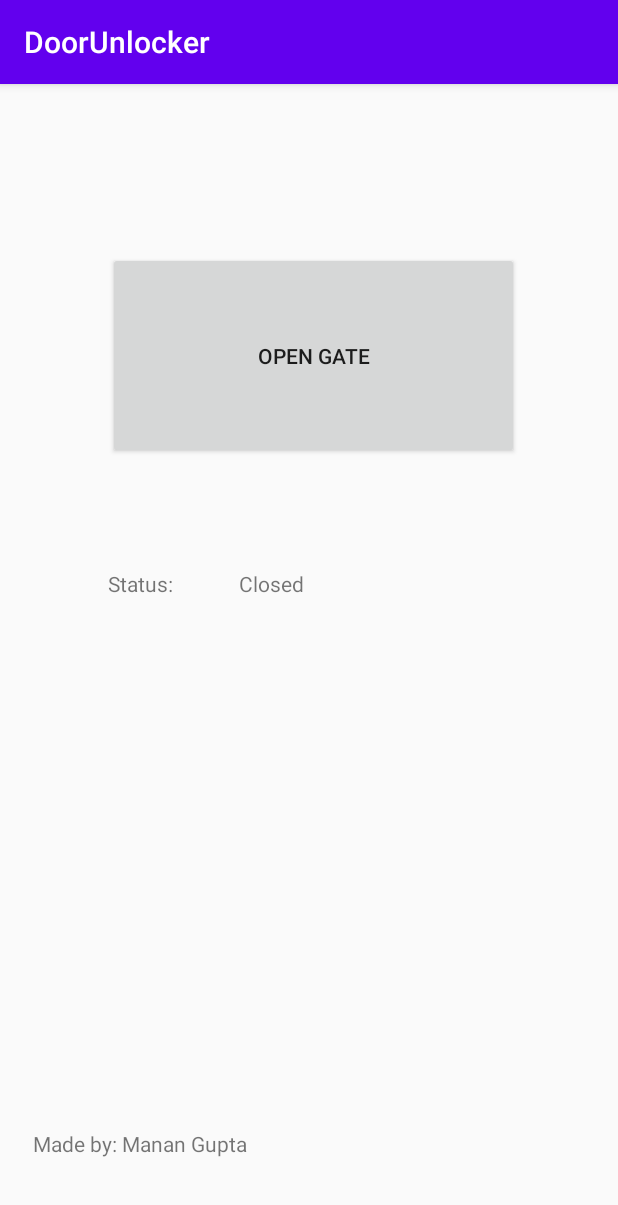
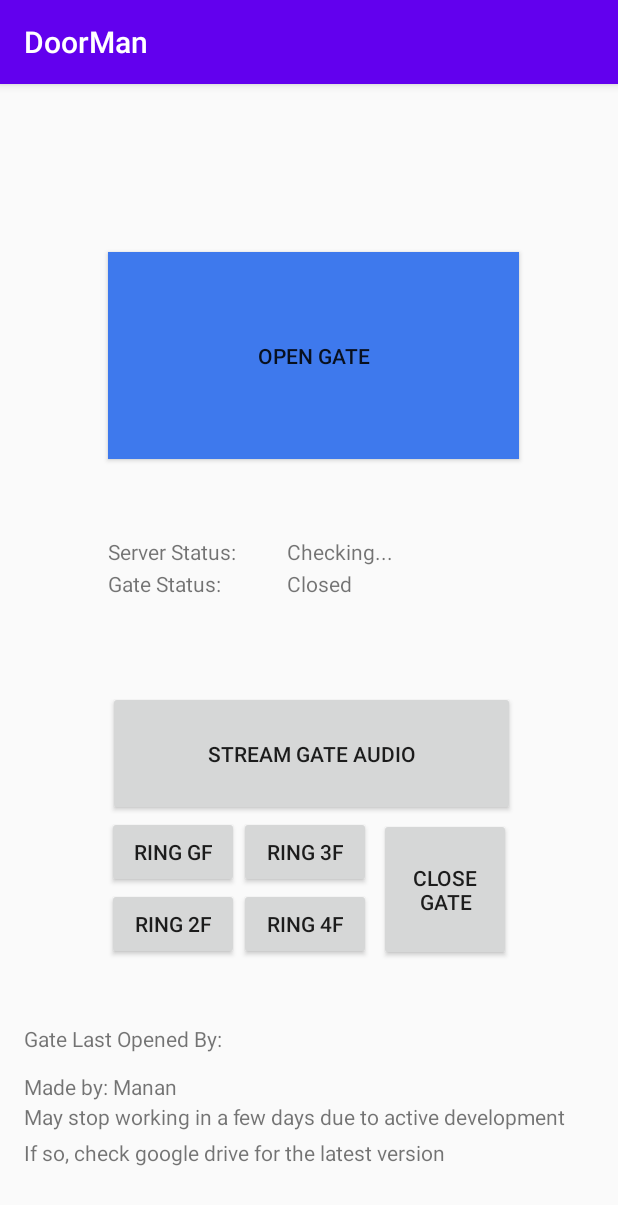
Before and after one commit to LukeTeaKirk/GateArduinoUnlock, an Android app: the screen it shows after launch (MainActivity), on a phone screen of 412 x 824 dp. Shown: the top 1205 px of the screen. Run offline under Robolectric (Android 15) with nearby library versions, the phone set to English and light mode, and no system bars.

Commit message:
Added empty Framework for new functions Added server status

```diff
--- a/app/src/main/AndroidManifest.xml
+++ b/app/src/main/AndroidManifest.xml
@@ -4,13 +4,11 @@
 
     <uses-permission android:name="android.permission.INTERNET" />
     <uses-permission android:name="android.permission.ACCESS_NETWORK_STATE" />
-    <uses-permission android:name="android.permission.WRITE_EXTERNAL_STORAGE" />
-    <uses-permission android:name="android.permission.READ_EXTERNAL_STORAGE" />
 
     <application
         android:allowBackup="true"
         android:icon="@mipmap/ic_launcher"
-        android:label="@string/app_name"
+        android:label="DoorMan"
         android:roundIcon="@mipmap/ic_launcher_round"
         android:supportsRtl="true"
         android:theme="@style/AppTheme">
--- a/app/src/main/java/com/manan/doorunlocker/MainActivity.java
+++ b/app/src/main/java/com/manan/doorunlocker/MainActivity.java
@@ -1,50 +1,23 @@
 package com.manan.doorunlocker;
-import android.annotation.SuppressLint;
-import android.net.wifi.WifiInfo;
-import android.net.wifi.WifiManager;
+
 import android.os.AsyncTask;
 import android.os.Bundle;
-import android.os.Environment;
 import android.os.StrictMode;
-import android.util.Log;
 import android.view.View;
 import android.widget.Button;
-import android.widget.EditText;
 import android.widget.TextView;
 import java.io.BufferedReader;
-import java.io.BufferedWriter;
-import java.io.File;
-import java.io.FileNotFoundException;
-import java.io.FileOutputStream;
-import java.io.FileWriter;
 import java.io.IOException;
 import java.io.InputStreamReader;
-import java.io.OutputStream;
 import java.io.PrintWriter;
-import java.net.InetAddress;
-import java.net.ServerSocket;
 import java.net.Socket;
-import java.net.UnknownHostException;
-import java.nio.ByteBuffer;
-import java.nio.ByteOrder;
 import androidx.appcompat.app.AppCompatActivity;
-
-import android.os.Bundle;
-
-
-import com.amazonaws.auth.BasicAWSCredentials;
-import com.amazonaws.auth.CognitoCachingCredentialsProvider;
-import com.amazonaws.regions.Regions;
-import com.amazonaws.services.s3.AmazonS3;
-import com.amazonaws.services.s3.AmazonS3Client;
-import com.amazonaws.services.s3.model.CopyObjectRequest;
-
-import org.w3c.dom.Text;
 
 public class MainActivity extends AppCompatActivity {
     Thread Thread1 = null;
     TextView statusTV;
-    EditText etMessage;
+    TextView statusServer;
+    boolean flag;
     String SERVER_IP;
     int SERVER_PORT;
     @Override
@@ -56,10 +29,12 @@ public class MainActivity extends AppCompatActivity {
         setContentView(R.layout.activity_main);
         Button btnConnect = findViewById(R.id.gateButton);
         statusTV = findViewById(R.id.StatusTV);
+        statusServer = findViewById(R.id.statusServer);
+
         btnConnect.setOnClickListener(new View.OnClickListener() {
             @Override
             public void onClick(View v) {
-                upload();
+                //upload();
                 SERVER_IP = "3.138.136.60";
                         // SERVER_IP = "2405:204:340b:3a26:501f:a126:ef32:565d";
                 SERVER_IP = SERVER_IP.trim();
@@ -70,6 +45,7 @@ public class MainActivity extends AppCompatActivity {
             }
         });
     }
+
     public void upload() {
         SendfeedbackJob job = new SendfeedbackJob();
         String[] J = null;
@@ -80,13 +56,13 @@ public class MainActivity extends AppCompatActivity {
         @Override
         protected String doInBackground(String[] params) {
 
-            BasicAWSCredentials awsCreds = new BasicAWSCredentials("AKIAYCG5WKDQAVEQLYMD", "EfPD9jZ9JHWoOwQsvVIxYV6zvu8hxKUEenRlivI8");
+            /*BasicAWSCredentials awsCreds = new BasicAWSCredentials("AKIAYCG5WKDQAVEQLYMD", "EfPD9jZ9JHWoOwQsvVIxYV6zvu8hxKUEenRlivI8");
 
             AmazonS3 s3 = new AmazonS3Client(awsCreds);
             s3.deleteObject("dooropener", "example2.txt");
             CopyObjectRequest copyObjRequest = new CopyObjectRequest("dooropener", "example.txt", "dooropener", "example2.txt");
             s3.copyObject(copyObjRequest);
-            statusTV.setText("Open");
+            statusTV.setText("Open");*/
             return "some message";
         }
 
@@ -110,13 +86,22 @@ public class MainActivity extends AppCompatActivity {
                     @Override
                     public void run() {
                         //vMessages.setText("Connected\n");
+                        statusServer.setText("Live");
                         statusTV.setText("Open");
                     }
                 });
             } catch (IOException e) {
+                runOnUiThread(new Runnable() {
+
+                    @Override
+                    public void run() {
+                        statusServer.setText("Offline, inform manan plz");
+                        // Stuff that updates the UI
+
+                    }
+                });
                 e.printStackTrace();
             }
         }
     }
-
 }
--- a/app/src/main/res/layout/activity_main.xml
+++ b/app/src/main/res/layout/activity_main.xml
@@ -13,6 +13,7 @@
         android:layout_marginStart="72dp"
         android:layout_marginLeft="72dp"
         android:layout_marginTop="112dp"
+        android:background="#3E79ED"
         android:text="Open Gate"
         app:layout_constraintStart_toStartOf="parent"
         app:layout_constraintTop_toTopOf="parent" />
@@ -24,7 +25,18 @@
         android:layout_marginStart="72dp"
         android:layout_marginLeft="72dp"
         android:layout_marginTop="73dp"
-        android:text="Status:"
+        android:text="Gate Status:"
+        app:layout_constraintStart_toStartOf="parent"
+        app:layout_constraintTop_toBottomOf="@+id/gateButton" />
+
+    <TextView
+        android:id="@+id/statusText"
+        android:layout_width="wrap_content"
+        android:layout_height="wrap_content"
+        android:layout_marginStart="72dp"
+        android:layout_marginLeft="72dp"
+        android:layout_marginTop="52dp"
+        android:text="Server Status:"
         app:layout_constraintStart_toStartOf="parent"
         app:layout_constraintTop_toBottomOf="@+id/gateButton" />
 
@@ -40,14 +52,116 @@
         app:layout_constraintTop_toBottomOf="@+id/gateButton" />
 
     <TextView
-        android:id="@+id/textView6"
+        android:id="@+id/statusServer"
         android:layout_width="wrap_content"
         android:layout_height="wrap_content"
-        android:layout_marginStart="22dp"
-        android:layout_marginLeft="22dp"
-        android:layout_marginTop="354dp"
-        android:text="Made by: Manan Gupta"
+        android:layout_marginStart="44dp"
+        android:layout_marginLeft="44dp"
+        android:layout_marginTop="52dp"
+        android:text="Checking..."
+        app:layout_constraintStart_toEndOf="@+id/StatusText"
+        app:layout_constraintTop_toBottomOf="@+id/gateButton" />
+
+    <TextView
+        android:id="@+id/textView6"
+        android:layout_width="149dp"
+        android:layout_height="24dp"
+        android:layout_marginStart="16dp"
+        android:layout_marginLeft="16dp"
+        android:layout_marginTop="316dp"
+        android:text="Made by: Manan"
         app:layout_constraintStart_toStartOf="parent"
         app:layout_constraintTop_toBottomOf="@+id/StatusText" />
 
+    <TextView
+        android:id="@+id/textView2"
+        android:layout_width="149dp"
+        android:layout_height="24dp"
+        android:layout_marginStart="16dp"
+        android:layout_marginLeft="16dp"
+        android:layout_marginTop="284dp"
+        android:text="Gate Last Opened By:  "
+        app:layout_constraintStart_toStartOf="parent"
+        app:layout_constraintTop_toBottomOf="@+id/StatusText" />
+
+    <TextView
+        android:id="@+id/textView"
+        android:layout_width="388dp"
+        android:layout_height="26dp"
+        android:layout_marginStart="16dp"
+        android:layout_marginLeft="16dp"
+        android:layout_marginTop="336dp"
+        android:text="May stop working in a few days due to active development"
+        app:layout_constraintStart_toStartOf="parent"
+        app:layout_constraintTop_toBottomOf="@+id/StatusText" />
+
+    <TextView
+        android:id="@+id/textView3"
+        android:layout_width="388dp"
+        android:layout_height="26dp"
+        android:layout_marginStart="16dp"
+        android:layout_marginLeft="16dp"
+        android:layout_marginTop="360dp"
+        android:text="If so, check google drive for the latest version"
+        app:layout_constraintStart_toStartOf="parent"
+        app:layout_constraintTop_toBottomOf="@+id/StatusText" />
+
+    <Button
+        android:id="@+id/button"
+        android:layout_width="271dp"
+        android:layout_height="83dp"
+        android:layout_marginStart="72dp"
+        android:layout_marginLeft="72dp"
+        android:layout_marginTop="62dp"
+        android:text="Stream Gate Audio"
+        app:layout_constraintStart_toStartOf="parent"
+        app:layout_constraintTop_toBottomOf="@+id/StatusText" />
+
+    <Button
+        android:id="@+id/button2"
+        android:layout_width="wrap_content"
+        android:layout_height="wrap_content"
+        android:layout_marginStart="71dp"
+        android:layout_marginLeft="71dp"
+        android:text="Ring GF"
+        app:layout_constraintStart_toStartOf="parent"
+        app:layout_constraintTop_toBottomOf="@+id/button" />
+
+    <Button
+        android:id="@+id/button3"
+        android:layout_width="wrap_content"
+        android:layout_height="wrap_content"
+        android:layout_marginStart="71dp"
+        android:layout_marginLeft="71dp"
+        android:text="Ring 2F"
+        app:layout_constraintStart_toStartOf="parent"
+        app:layout_constraintTop_toBottomOf="@+id/button2" />
+
+    <Button
+        android:id="@+id/button4"
+        android:layout_width="wrap_content"
+        android:layout_height="wrap_content"
+        android:text="Ring 3F"
+        app:layout_constraintStart_toEndOf="@+id/button2"
+        app:layout_constraintTop_toBottomOf="@+id/button" />
+
+    <Button
+        android:id="@+id/button5"
+        android:layout_width="wrap_content"
+        android:layout_height="wrap_content"
+        android:text="Ring 4F"
+        app:layout_constraintStart_toEndOf="@+id/button3"
+        app:layout_constraintTop_toBottomOf="@+id/button4" />
+
+    <Button
+        android:id="@+id/button6"
+        android:layout_width="88dp"
+        android:layout_height="95dp"
+        android:layout_marginStart="5dp"
+        android:layout_marginLeft="5dp"
+        android:layout_marginTop="1dp"
+        android:text="Close Gate"
+        app:layout_constraintStart_toEndOf="@+id/button4"
+        app:layout_constraintTop_toBottomOf="@+id/button" />
+
 </androidx.constraintlayout.widget.ConstraintLayout>
```
